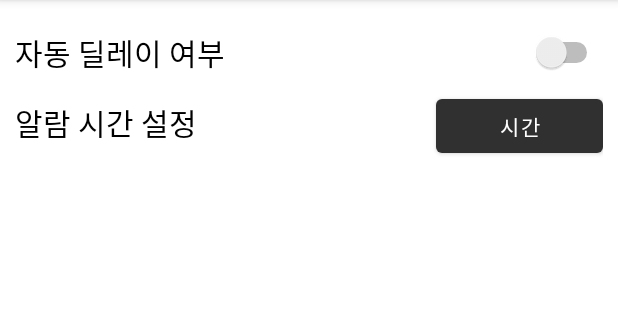
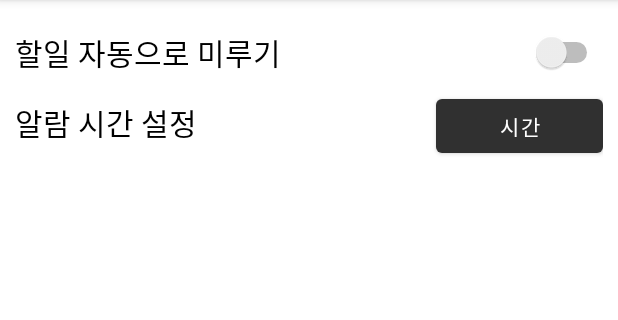
Before and after one commit to DSeung001/Reminder, an Android app: the SettingActivity screen opened directly, with no data from a screen before it, on a phone screen of 412 x 824 dp, the part 84-404 px from its top. Run offline under Robolectric (Android 15) with nearby library versions, the phone set to English and light mode, and no system bars; our stand-ins replace Room's generated code.

Commit message:
readme 수정

```diff
--- a/app/src/main/res/layout/activity_setting.xml
+++ b/app/src/main/res/layout/activity_setting.xml
@@ -17,7 +17,7 @@
             android:id="@+id/switchAutoDelay"
             android:layout_width="match_parent"
             android:layout_height="wrap_content"
-            android:text="자동 딜레이 여부"
+            android:text="할일 자동으로 미루기"
             android:textSize="20sp"
             android:paddingBottom="10dp"
             android:paddingTop="10dp"
```
Also changed, not shown: 14 other files.
